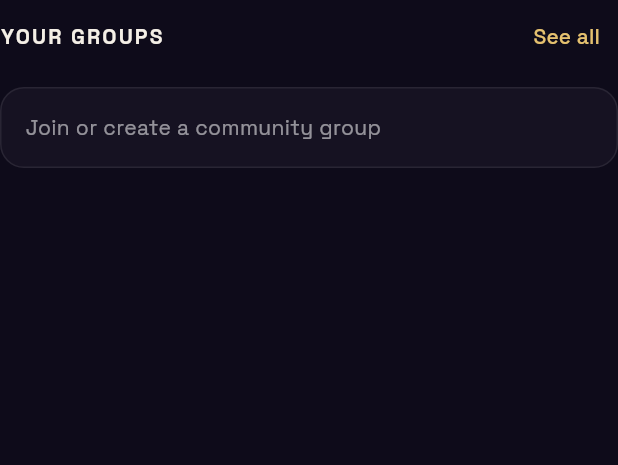
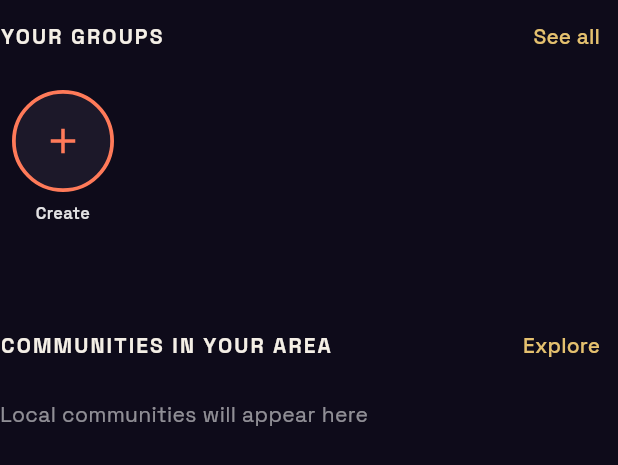
Before and after one commit to hkendale16-create/Firstvue, a Flutter app: the HomeCommunitiesSection widget shown alone on an empty page, opened directly, on a phone screen of 412 x 824 dp. Shown: the top 465 px of the screen. Run offline on Flutter 3.47's test engine with Material 3 defaults, Android fonts, the phone set to English and light mode, and no system bars; our stand-ins replace app_links, flutter_local_notifications, geolocator, image_picker, share_plus, shared_preferences and 3 more; missing offline and left inert: dart:html; accounts and stored records are empty; project files that could hold a hidden picture were left out.

Commit message:
Place Communities section below Groups on Home.
Home now shows YOUR GROUPS first, then COMMUNITIES IN YOUR AREA beneath
it with circular discovery tiles and nearby/local filtering.

Co-authored-by: hkendale16-create <hkendale16-create@users.noreply.github.com>

```diff
--- a/lib/services/community_service.dart
+++ b/lib/services/community_service.dart
@@ -6,6 +6,7 @@ class Community {
   final String? description;
   final String? city;
   final String? state;
+  final String? imageUrl;
   final String creatorId;
   final int memberCount;
   final bool isMember;
@@ -18,6 +19,7 @@ class Community {
     this.description,
     this.city,
     this.state,
+    this.imageUrl,
     required this.creatorId,
     this.memberCount = 0,
     this.isMember = false,
@@ -39,11 +41,12 @@ class Community {
     final createdRaw = row['created_at'];
     return Community(
       id: row['id'] as String,
-      name: row['name'] as String,
+      name: (row['name'] as String?) ?? 'Group',
       description: row['description'] as String?,
       city: row['city'] as String?,
       state: row['state'] as String?,
-      creatorId: row['creator_id'] as String,
+      imageUrl: row['image_url'] as String?,
+      creatorId: (row['creator_id'] as String?) ?? '',
       memberCount: (row['member_count'] as num?)?.toInt() ?? 0,
       isMember: isMember,
       isFollowing: isFollowing,
@@ -75,6 +78,30 @@ class CommunityService {
 
   static final _client = Supabase.instance.client;
 
+  static const _communityColumns =
+      'id, name, description, city, state, image_url, creator_id, member_count, created_at';
+
+  static const _communityColumnsBase =
+      'id, name, description, city, state, creator_id, member_count, created_at';
+
+  static Future<List<dynamic>> _selectCommunities(
+    dynamic Function(dynamic query) configure,
+  ) async {
+    Future<List<dynamic>> run(String columns) async {
+      dynamic query = _client.from('communities').select(columns);
+      query = configure(query);
+      final rows = await query;
+      if (rows is List) return rows;
+      return const [];
+    }
+
+    try {
+      return await run(_communityColumns);
+    } catch (_) {
+      return await run(_communityColumnsBase);
+    }
+  }
+
   static Future<void> _ensureProfile(User user) async {
     final displayName = user.email?.split('@').first;
     try {
@@ -102,11 +129,19 @@ class CommunityService {
     if (me == null) return {};
 
     try {
+      try {
+        final rows = await _client
+            .from('community_members')
+            .select('community_id')
+            .eq('profile_id', me.id);
+        return rows.map((r) => r['community_id'] as String).toSet();
+      } catch (_) {
         final rows = await _client
             .from('community_members')
             .select('community_id')
             .eq('user_id', me.id);
         return rows.map((r) => r['community_id'] as String).toSet();
+      }
     } catch (_) {
       return {};
     }
@@ -117,11 +152,19 @@ class CommunityService {
     if (me == null) return {};
 
     try {
+      try {
+        final rows = await _client
+            .from('community_follows')
+            .select('community_id')
+            .eq('profile_id', me.id);
+        return rows.map((r) => r['community_id'] as String).toSet();
+      } catch (_) {
         final rows = await _client
             .from('community_follows')
             .select('community_id')
             .eq('user_id', me.id);
         return rows.map((r) => r['community_id'] as String).toSet();
+      }
     } catch (_) {
       return {};
     }
@@ -302,29 +345,33 @@ class CommunityService {
     }
   }
 
-  static Future<List<Community>> fetchHomePreview({int limit = 8}) async {
+  static Future<List<Community>> fetchYourCommunities({int limit = 20}) async {
     final me = _client.auth.currentUser;
-    if (me == null) {
-      return fetchCommunities(limit: limit);
-    }
+    if (me == null) return const [];
 
     try {
-      final memberRows = await _client
+      List<dynamic> memberRows = const [];
+      try {
+        memberRows = await _client
             .from('community_members')
             .select('community_id')
             .eq('user_id', me.id)
             .limit(limit);
+      } catch (_) {
+        memberRows = await _client
+            .from('community_members')
+            .select('community_id')
+            .eq('profile_id', me.id)
+            .limit(limit);
+      }
 
       final memberIds =
           memberRows.map((r) => r['community_id'] as String).toList();
+      if (memberIds.isEmpty) return const [];
 
-      if (memberIds.isNotEmpty) {
-        final rows = await _client
-            .from('communities')
-            .select('id, name, description, city, state, creator_id, member_count, created_at')
-            .inFilter('id', memberIds)
-            .limit(limit);
-
+      final rows = await _selectCommunities(
+        (query) => query.inFilter('id', memberIds).limit(limit),
+      );
       final followIds = await _myFollowIds();
       return rows
           .map(
@@ -335,9 +382,78 @@ class CommunityService {
             ),
           )
           .toList();
+    } catch (_) {
+      return const [];
+    }
+  }
+
+  /// Nearby/local discovery for Home. Prefers city/state match when available.
+  static Future<List<Community>> fetchNearbyCommunities({
+    int limit = 16,
+  }) async {
+    try {
+      final user = _client.auth.currentUser;
+      String? city;
+      String? state;
+      if (user != null) {
+        try {
+          final row = await _client
+              .from('user_preferences')
+              .select('preferred_city, preferred_state, browse_everywhere')
+              .eq('profile_id', user.id)
+              .maybeSingle();
+          if (row != null && row['browse_everywhere'] != true) {
+            city = row['preferred_city'] as String?;
+            state = row['preferred_state'] as String?;
           }
         } catch (_) {}
+      }
 
+      final memberIds = (await _myMembershipIds()).toSet();
+      final followIds = await _myFollowIds();
+
+      final rows = await _selectCommunities((query) {
+        dynamic q = query.order('member_count', ascending: false).limit(limit * 2);
+        if ((city ?? '').trim().isNotEmpty) {
+          q = q.ilike('city', city!.trim());
+        } else if ((state ?? '').trim().isNotEmpty) {
+          q = q.ilike('state', state!.trim());
+        }
+        return q;
+      });
+
+      final mapped = <Community>[];
+      for (final row in rows) {
+        final id = row['id'] as String?;
+        if (id == null) continue;
+        // Keep nearby discovery distinct from "your groups".
+        if (memberIds.contains(id)) continue;
+        mapped.add(
+          Community.fromRow(
+            row,
+            isMember: false,
+            isFollowing: followIds.contains(id),
+          ),
+        );
+        if (mapped.length >= limit) break;
+      }
+
+      if (mapped.isNotEmpty) return mapped;
+
+      // Fallback: broad public list excluding memberships.
+      final fallback = await fetchCommunities(limit: limit * 2);
+      return fallback
+          .where((c) => !memberIds.contains(c.id))
+          .take(limit)
+          .toList();
+    } catch (_) {
       return fetchCommunities(limit: limit);
     }
   }
+
+  static Future<List<Community>> fetchHomePreview({int limit = 8}) async {
+    final yours = await fetchYourCommunities(limit: limit);
+    if (yours.isNotEmpty) return yours;
+    return fetchCommunities(limit: limit);
+  }
+}
--- /dev/null
+++ b/lib/widgets/group_circle_avatar.dart
@@ -0,0 +1,78 @@
+import 'package:flutter/material.dart';
+
+import '../theme/firstvue_theme.dart';
+
+/// Circular avatar tile used on Home Groups / Communities rows.
+class GroupCircleTile extends StatelessWidget {
+  final String label;
+  final String? imageUrl;
+  final Color ringColor;
+  final bool isCreate;
+  final VoidCallback onTap;
+
+  const GroupCircleTile({
+    super.key,
+    required this.label,
+    required this.onTap,
+    this.imageUrl,
+    this.ringColor = Colors.white24,
+    this.isCreate = false,
+  });
+
+  @override
+  Widget build(BuildContext context) {
+    final hasImage = (imageUrl ?? '').trim().isNotEmpty;
+
+    return InkWell(
+      onTap: onTap,
+      borderRadius: BorderRadius.circular(60),
+      child: SizedBox(
+        width: 84,
+        child: Column(
+          children: [
+            Container(
+              width: 68,
+              height: 68,
+              decoration: BoxDecoration(
+                shape: BoxShape.circle,
+                border: Border.all(
+                  color: isCreate ? FirstVueColors.coral : ringColor,
+                  width: 2.5,
+                ),
+                color: FirstVueColors.elevatedSurface,
+                image: hasImage && !isCreate
+                    ? DecorationImage(
+                        image: NetworkImage(imageUrl!),
+                        fit: BoxFit.cover,
+                      )
+                    : null,
+              ),
+              child: isCreate
+                  ? const Icon(Icons.add, color: FirstVueColors.coral, size: 28)
+                  : (!hasImage
+                      ? Icon(
+                          Icons.groups_rounded,
+                          color: FirstVueColors.teal.withValues(alpha: .9),
+                          size: 28,
+                        )
+                      : null),
+            ),
+            const SizedBox(height: 8),
+            Text(
+              label,
+              maxLines: 2,
+              overflow: TextOverflow.ellipsis,
+              textAlign: TextAlign.center,
+              style: TextStyle(
+                color: Colors.white.withValues(alpha: .88),
+                fontSize: 11,
+                fontWeight: FontWeight.w600,
+                height: 1.15,
+              ),
+            ),
+          ],
+        ),
+      ),
+    );
+  }
+}
--- a/lib/widgets/home_communities_section.dart
+++ b/lib/widgets/home_communities_section.dart
@@ -3,9 +3,15 @@ import 'package:flutter/material.dart';
 import '../navigation/firstvue_page_route.dart';
 import '../screens/communities_screen.dart';
 import '../screens/community_detail_screen.dart';
+import '../screens/create_community_screen.dart';
 import '../services/community_service.dart';
 import '../theme/firstvue_theme.dart';
+import 'group_circle_avatar.dart';
 
+/// Home discovery: Groups first, then Communities below.
+///
+/// Today both rows read from `public.communities` (Groups). The Communities
+/// row is the local discovery surface placed under Groups as requested.
 class HomeCommunitiesSection extends StatefulWidget {
   final int refreshToken;
 
@@ -16,7 +22,8 @@ class HomeCommunitiesSection extends StatefulWidget {
 }
 
 class _HomeCommunitiesSectionState extends State<HomeCommunitiesSection> {
-  List<Community> _communities = const [];
+  List<Community> _yourGroups = const [];
+  List<Community> _communitiesNearby = const [];
   bool _loading = true;
 
   @override
@@ -35,11 +42,46 @@ class _HomeCommunitiesSectionState extends State<HomeCommunitiesSection> {
 
   Future<void> _load() async {
     setState(() => _loading = true);
-    final items = await CommunityService.fetchHomePreview(limit: 8);
+    final results = await Future.wait([
+      CommunityService.fetchYourCommunities(limit: 16),
+      CommunityService.fetchNearbyCommunities(limit: 16),
+    ]);
     if (!mounted) return;
     setState(() {
-      _communities = items;
+      _yourGroups = results[0];
+      _communitiesNearby = results[1];
       _loading = false;
+    });
+  }
+
+  Future<void> _openCreateGroup() async {
+    final created = await Navigator.push<bool>(
+      context,
+      FirstVuePageRoute(builder: (_) => const CreateCommunityScreen()),
+    );
+    if (created == true && mounted) await _load();
+  }
+
+  void _openAll() {
+    Navigator.push(
+      context,
+      FirstVuePageRoute(builder: (_) => const CommunitiesScreen()),
+    ).then((_) {
+      if (mounted) _load();
+    });
+  }
+
+  void _openGroup(Community community) {
+    Navigator.push(
+      context,
+      FirstVuePageRoute(
+        builder: (_) => CommunityDetailScreen(
+          communityId: community.id,
+          initialCommunity: community,
+        ),
+      ),
+    ).then((_) {
+      if (mounted) _load();
     });
   }
 
@@ -62,142 +104,138 @@ class _HomeCommunitiesSectionState extends State<HomeCommunitiesSection> {
               ),
             ),
             TextButton(
-              onPressed: () {
-                Navigator.push(
-                  context,
-                  FirstVuePageRoute(builder: (_) => const CommunitiesScreen()),
-                );
-              },
+              onPressed: _openAll,
               child: const Text('See all'),
             ),
           ],
         ),
-        const SizedBox(height: 10),
+        const SizedBox(height: 12),
         if (_loading)
           const SizedBox(
-            height: 100,
+            height: 110,
             child: Center(
               child: CircularProgressIndicator(color: FirstVueColors.teal),
             ),
           )
-        else if (_communities.isEmpty)
-          Material(
-            color: Colors.transparent,
-            child: InkWell(
-              onTap: () {
-                Navigator.push(
-                  context,
-                  FirstVuePageRoute(builder: (_) => const CommunitiesScreen()),
-                );
-              },
-              borderRadius: BorderRadius.circular(16),
-              child: Ink(
-                width: double.infinity,
-                padding: const EdgeInsets.all(16),
-                decoration: BoxDecoration(
-                  color: FirstVueColors.surface,
-                  borderRadius: BorderRadius.circular(16),
-                  border: Border.all(color: Colors.white.withValues(alpha: .08)),
-                ),
-                child: const Text(
-                  'Join or create a community group',
-                  style: TextStyle(color: Colors.white54),
+        else
+          _CircleRow(
+            items: _yourGroups,
+            includeCreate: true,
+            emptyLabel: 'Create or join a group',
+            onCreate: _openCreateGroup,
+            onOpen: _openGroup,
+            onEmptyTap: _openAll,
+          ),
+        const SizedBox(height: 28),
+        Row(
+          children: [
+            const Expanded(
+              child: Text(
+                'COMMUNITIES IN YOUR AREA',
+                style: TextStyle(
+                  color: FirstVueColors.ivory,
+                  fontSize: 14,
+                  fontWeight: FontWeight.bold,
+                  letterSpacing: 1.4,
                 ),
               ),
             ),
+            TextButton(
+              onPressed: _openAll,
+              child: const Text('Explore'),
+            ),
+          ],
+        ),
+        const SizedBox(height: 12),
+        if (_loading)
+          const SizedBox(
+            height: 110,
+            child: Center(
+              child: CircularProgressIndicator(color: FirstVueColors.teal),
+            ),
           )
         else
-          SizedBox(
-            height: 110,
-            child: ListView.separated(
-              scrollDirection: Axis.horizontal,
-              itemCount: _communities.length,
-              separatorBuilder: (_, _) => const SizedBox(width: 12),
-              itemBuilder: (context, index) {
-                final community = _communities[index];
-                return _CommunityPreviewCard(
-                  community: community,
-                  onTap: () {
-                    Navigator.push(
-                      context,
-                      FirstVuePageRoute(
-                        builder: (_) => CommunityDetailScreen(
-                          communityId: community.id,
-                          initialCommunity: community,
-                        ),
-                      ),
-                    );
-                  },
-                );
-              },
-            ),
+          _CircleRow(
+            items: _communitiesNearby,
+            includeCreate: false,
+            emptyLabel: 'Local communities will appear here',
+            onCreate: _openCreateGroup,
+            onOpen: _openGroup,
+            onEmptyTap: _openAll,
+            defaultRingColor: FirstVueColors.gold,
           ),
       ],
     );
   }
 }
 
-class _CommunityPreviewCard extends StatelessWidget {
-  final Community community;
-  final VoidCallback onTap;
+class _CircleRow extends StatelessWidget {
+  final List<Community> items;
+  final bool includeCreate;
+  final String emptyLabel;
+  final VoidCallback onCreate;
+  final ValueChanged<Community> onOpen;
+  final VoidCallback onEmptyTap;
+  final Color defaultRingColor;
 
-  const _CommunityPreviewCard({
-    required this.community,
-    required this.onTap,
+  const _CircleRow({
+    required this.items,
+    required this.includeCreate,
+    required this.emptyLabel,
+    required this.onCreate,
+    required this.onOpen,
+    required this.onEmptyTap,
+    this.defaultRingColor = Colors.white24,
   });
 
   @override
   Widget build(BuildContext context) {
-    return Material(
-      color: Colors.transparent,
-      child: InkWell(
-        onTap: onTap,
-        borderRadius: BorderRadius.circular(16),
-        child: Ink(
-          width: 140,
-          padding: const EdgeInsets.all(14),
-          decoration: BoxDecoration(
-            color: FirstVueColors.surface,
-            borderRadius: BorderRadius.circular(16),
-            border: Border.all(
-              color: community.isMember
-                  ? FirstVueColors.teal.withValues(alpha: .45)
-                  : Colors.white.withValues(alpha: .08),
-            ),
-          ),
-          child: Column(
-            crossAxisAlignment: CrossAxisAlignment.start,
-            children: [
-              Icon(
-                Icons.groups_rounded,
-                color: FirstVueColors.teal.withValues(alpha: .9),
-                size: 24,
-              ),
-              const Spacer(),
-              Text(
-                community.name,
-                maxLines: 2,
-                overflow: TextOverflow.ellipsis,
-                style: const TextStyle(
-                  color: Colors.white,
-                  fontWeight: FontWeight.w700,
-                  fontSize: 13,
-                ),
-              ),
-              const SizedBox(height: 4),
-              Text(
-                community.locationLabel ??
-                    '${community.memberCount} member${community.memberCount == 1 ? '' : 's'}',
-                maxLines: 1,
-                overflow: TextOverflow.ellipsis,
-                style: TextStyle(
-                  color: Colors.white.withValues(alpha: .45),
-                  fontSize: 11,
-                ),
-              ),
-            ],
-          ),
+    if (items.isEmpty && !includeCreate) {
+      return GestureDetector(
+        onTap: onEmptyTap,
+        child: Text(
+          emptyLabel,
+          style: const TextStyle(color: Colors.white54),
         ),
+      );
+    }
+
+    final count = items.length + (includeCreate ? 1 : 0);
+
+    return SizedBox(
+      height: 118,
+      child: ListView.separated(
+        scrollDirection: Axis.horizontal,
+        itemCount: count == 0 ? 1 : count,
+        separatorBuilder: (_, _) => const SizedBox(width: 14),
+        itemBuilder: (context, index) {
+          if (includeCreate && index == 0) {
+            return GroupCircleTile(
+              label: 'Create',
+              imageUrl: null,
+              isCreate: true,
+              onTap: onCreate,
+            );
+          }
+          if (items.isEmpty) {
+            return GroupCircleTile(
+              label: emptyLabel,
+              imageUrl: null,
+              onTap: onEmptyTap,
+            );
+          }
+          final item = items[includeCreate ? index - 1 : index];
+          return GroupCircleTile(
+            label: item.name,
+            imageUrl: item.imageUrl,
+            ringColor: item.isMember
+                ? FirstVueColors.teal
+                : item.isFollowing
+                    ? FirstVueColors.gold
+                    : defaultRingColor,
+            onTap: () => onOpen(item),
+          );
+        },
       ),
     );
   }
```
Lines whose indentation alone changed are shown as unchanged.
